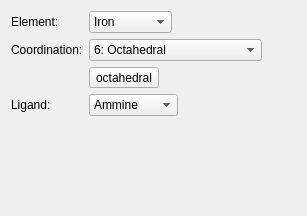
Above: avogadro/qtplugins/templatetool/templatetoolwidget.ui from OpenChemistry/avogadrolibs before the change. Below: the same form after it.
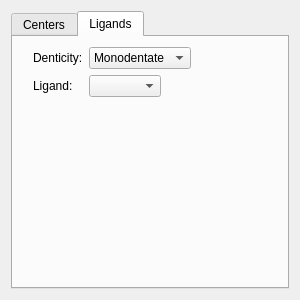
That is the form after the change. The open tabs and pages were chosen to show the change. Icons and pictures are not drawn.

```diff
--- a/avogadro/qtplugins/templatetool/templatetoolwidget.ui
+++ b/avogadro/qtplugins/templatetool/templatetoolwidget.ui
@@ -6,60 +6,43 @@
    <rect>
     <x>0</x>
     <y>0</y>
-    <width>307</width>
-    <height>216</height>
+    <width>300</width>
+    <height>300</height>
    </rect>
   </property>
   <property name="windowTitle">
    <string>Form</string>
   </property>
-  <layout class="QFormLayout" name="formLayout">
-   <property name="fieldGrowthPolicy">
-    <enum>QFormLayout::ExpandingFieldsGrow</enum>
-   </property>
-   <item row="0" column="0">
-    <widget class="QLabel" name="elementLabel">
-     <property name="text">
-      <string>Element:</string>
-     </property>
-    </widget>
-   </item>
-   <item row="0" column="1">
-    <widget class="QComboBox" name="elementComboBox">
+  <layout class="QVBoxLayout" name="verticalLayout">
+   <item>
+    <widget class="QTabWidget" name="tabWidget">
      <property name="currentIndex">
-      <number>2</number>
+      <number>0</number>
      </property>
-     <item>
-      <property name="text">
-       <string>Hydrogen</string>
-      </property>
-     </item>
-     <item>
-      <property name="text">
-       <string>Carbon</string>
-      </property>
-     </item>
-     <item>
-      <property name="text">
-       <string>Iron</string>
-      </property>
-     </item>
-     <item>
-      <property name="text">
-       <string>Cobalt</string>
-      </property>
-     </item>
-    </widget>
-   </item>
-   <item row="1" column="0">
-    <widget class="QLabel" name="coordinationLabel">
-     <property name="text">
-      <string>Coordination:</string>
-     </property>
-    </widget>
-   </item>
+     <widget class="QWidget" name="tab">
+      <attribute name="title">
+       <string>Centers</string>
+      </attribute>
+      <widget class="QWidget" name="formLayoutWidget">
+       <property name="geometry">
+        <rect>
+         <x>0</x>
+         <y>10</y>
+         <width>281</width>
+         <height>250</height>
+        </rect>
+       </property>
+       <layout class="QFormLayout" name="formLayout_2">
    <item row="1" column="1">
+         <layout class="QHBoxLayout" name="horizontalLayout_2">
+          <item>
     <widget class="QComboBox" name="coordinationComboBox">
+            <property name="maximumSize">
+             <size>
+              <width>184</width>
+              <height>16777215</height>
+             </size>
+            </property>
      <property name="currentText">
       <string>6: Octahedral</string>
      </property>
@@ -126,65 +109,77 @@
      </item>
     </widget>
    </item>
-   <item row="3" column="0">
-    <widget class="QLabel" name="ligandLabel">
-     <property name="text">
-      <string>Ligand:</string>
-     </property>
-    </widget>
-   </item>
-   <item row="3" column="1">
-    <widget class="QComboBox" name="ligandComboBox">
      <item>
-      <property name="text">
-       <string>Ammine</string>
-      </property>
-     </item>
-     <item>
-      <property name="text">
-       <string>Aqua</string>
-      </property>
-     </item>
-     <item>
+           <spacer name="horizontalSpacer_3">
+            <property name="orientation">
+             <enum>Qt::Horizontal</enum>
+            </property>
+            <property name="sizeHint" stdset="0">
+             <size>
+              <width>40</width>
+              <height>20</height>
+             </size>
+            </property>
+           </spacer>
+          </item>
+         </layout>
+        </item>
+        <item row="0" column="0">
+         <widget class="QLabel" name="elementLabel">
       <property name="text">
-       <string>Carbonyl</string>
-      </property>
-     </item>
+           <string>Element:</string>
+          </property>
+         </widget>
+        </item>
+        <item row="0" column="1">
+         <layout class="QHBoxLayout" name="horizontalLayout">
      <item>
-      <property name="text">
-       <string>Phosphine</string>
-      </property>
-     </item>
+           <widget class="QComboBox" name="elementComboBox">
+            <property name="currentIndex">
+             <number>2</number>
+            </property>
      <item>
       <property name="text">
-       <string>Thiol</string>
+              <string>Hydrogen</string>
       </property>
      </item>
      <item>
       <property name="text">
-       <string>Methyl</string>
+              <string>Carbon</string>
       </property>
      </item>
      <item>
       <property name="text">
-       <string>Ethyl</string>
+              <string>Iron</string>
       </property>
      </item>
      <item>
       <property name="text">
-       <string>Propyl</string>
-      </property>
-     </item>
+              <string>Cobalt</string>
+             </property>
+            </item>
+           </widget>
+          </item>
      <item>
-      <property name="text">
-       <string>Isopropyl</string>
-      </property>
-     </item>
-     <item>
+           <spacer name="horizontalSpacer">
+            <property name="orientation">
+             <enum>Qt::Horizontal</enum>
+            </property>
+            <property name="sizeHint" stdset="0">
+             <size>
+              <width>40</width>
+              <height>20</height>
+             </size>
+            </property>
+           </spacer>
+          </item>
+         </layout>
+        </item>
+        <item row="1" column="0">
+         <widget class="QLabel" name="coordinationLabel">
       <property name="text">
-       <string>t-Butyl</string>
-      </property>
-     </item>
+           <string>Coordination:</string>
+          </property>
     </widget>
    </item>
    <item row="2" column="1">
@@ -204,18 +199,98 @@
      </property>
     </widget>
    </item>
-   <item row="4" column="0">
-    <spacer name="verticalSpacer">
+       </layout>
+      </widget>
+     </widget>
+     <widget class="QWidget" name="tab_2">
+      <attribute name="title">
+       <string>Ligands</string>
+      </attribute>
+      <widget class="QWidget" name="formLayoutWidget_2">
+       <property name="geometry">
+        <rect>
+         <x>20</x>
+         <y>10</y>
+         <width>251</width>
+         <height>80</height>
+        </rect>
+       </property>
+       <layout class="QFormLayout" name="formLayout_3">
+        <item row="1" column="0">
+         <widget class="QLabel" name="ligandLabel">
+          <property name="text">
+           <string>Ligand:</string>
+          </property>
+         </widget>
+        </item>
+        <item row="1" column="1">
+         <layout class="QHBoxLayout" name="horizontalLayout_3">
+          <item>
+           <widget class="QComboBox" name="ligandComboBox">
+           </widget>
+          </item>
+          <item>
+           <spacer name="horizontalSpacer_2">
      <property name="orientation">
-      <enum>Qt::Vertical</enum>
+             <enum>Qt::Horizontal</enum>
      </property>
      <property name="sizeHint" stdset="0">
       <size>
-       <width>20</width>
-       <height>40</height>
+              <width>40</width>
+              <height>20</height>
       </size>
      </property>
     </spacer>
+          </item>
+         </layout>
+        </item>
+        <item row="0" column="0">
+         <widget class="QLabel" name="label">
+          <property name="text">
+           <string>Denticity:</string>
+          </property>
+         </widget>
+        </item>
+        <item row="0" column="1">
+         <layout class="QHBoxLayout" name="horizontalLayout_4">
+          <item>
+           <widget class="QComboBox" name="denticityComboBox">
+            <item>
+             <property name="text">
+              <string>Monodentate</string>
+             </property>
+            </item>
+            <item>
+             <property name="text">
+              <string>Bidentate</string>
+             </property>
+            </item>
+            <item>
+             <property name="text">
+              <string>Tridentate</string>
+             </property>
+            </item>
+           </widget>
+          </item>
+          <item>
+           <spacer name="horizontalSpacer_4">
+            <property name="orientation">
+             <enum>Qt::Horizontal</enum>
+            </property>
+            <property name="sizeHint" stdset="0">
+             <size>
+              <width>40</width>
+              <height>20</height>
+             </size>
+            </property>
+           </spacer>
+          </item>
+         </layout>
+        </item>
+       </layout>
+      </widget>
+     </widget>
+    </widget>
    </item>
   </layout>
  </widget>
```
Lines whose indentation alone changed are shown as unchanged.
